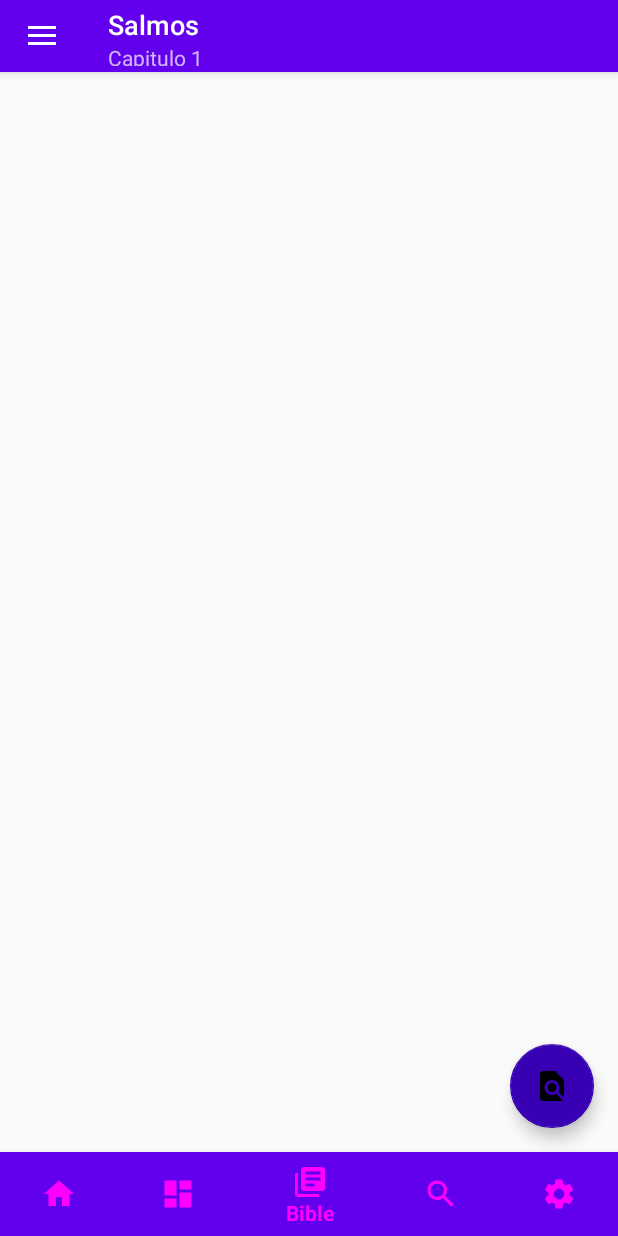
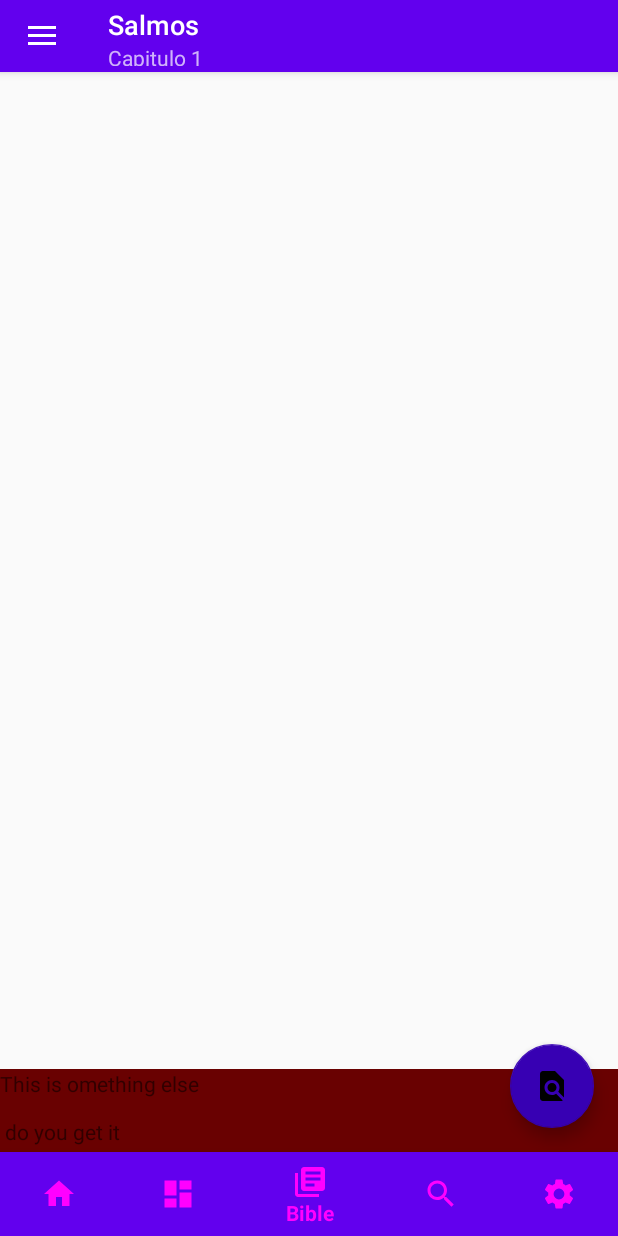
Before and after one commit to michaelzap94/lasantabiblia, an Android app: the screen it shows after launch (Bible), item 3 of the bottom bar chosen, on a phone screen of 412 x 824 dp. Run offline under Robolectric (Android 15) with nearby library versions, the light colour scheme and no system bars; 1 statement that could not run was skipped.

Commit message:
unfinished bottom sheet

```diff
--- /dev/null
+++ b/app/src/main/res/layout/bottom_sheet.xml
@@ -0,0 +1,46 @@
+<?xml version="1.0" encoding="utf-8"?>
+<!--<GridView xmlns:android="http://schemas.android.com/apk/res/android"-->
+<!--    xmlns:app="http://schemas.android.com/apk/res-auto"-->
+<!--    android:id="@+id/bottom_sheet_nestedscrollview"-->
+<!--    android:numColumns="3"-->
+<!--    android:gravity="center"-->
+<!--    android:columnWidth="50dp"-->
+<!--    android:stretchMode="columnWidth"-->
+<!--    app:behavior_hideable="true"-->
+<!--    app:behavior_peekHeight="55dp"-->
+<!--    android:background="#690101"-->
+<!--    app:layout_behavior="@string/bottom_sheet_behavior"-->
+<!--    android:layout_width="match_parent"-->
+<!--    android:layout_height="500dp">-->
+<!--    <com.google.android.material.button.MaterialButton-->
+<!--        style="@style/Widget.MaterialComponents.ExtendedFloatingActionButton"-->
+<!--        app:cornerRadius="28dp"-->
+<!--        android:layout_width="56dp"-->
+<!--        android:layout_height="56dp"-->
+<!--        android:text="1" />-->
+
+<!--</GridView>-->
+<androidx.core.widget.NestedScrollView
+    android:id="@+id/bottom_sheet_nestedscrollview"
+    xmlns:android="http://schemas.android.com/apk/res/android"
+    xmlns:app="http://schemas.android.com/apk/res-auto"
+    android:layout_height="500dp"
+    android:layout_width="match_parent"
+    app:behavior_hideable="true"
+    app:behavior_peekHeight="55dp"
+    android:background="#690101"
+    app:layout_behavior="@string/bottom_sheet_behavior">
+
+
+    <TextView
+        android:id="@+id/bottom_sheet_textview"
+        android:layout_width="match_parent"
+        android:layout_height="match_parent"
+        android:text="This is omething else \n\n do you get it" />
+<!--    <com.google.android.material.button.MaterialButton-->
+<!--        style="@style/Widget.MaterialComponents.ExtendedFloatingActionButton"-->
+<!--        app:cornerRadius="28dp"-->
+<!--        android:layout_width="56dp"-->
+<!--        android:layout_height="56dp"-->
+<!--        android:text="1" />-->
+</androidx.core.widget.NestedScrollView>
--- a/app/src/main/res/layout/verses_fragment.xml
+++ b/app/src/main/res/layout/verses_fragment.xml
@@ -1,17 +1,46 @@
 <?xml version="1.0" encoding="utf-8"?>
-<androidx.constraintlayout.widget.ConstraintLayout xmlns:android="http://schemas.android.com/apk/res/android"
+<androidx.coordinatorlayout.widget.CoordinatorLayout
+    android:layout_width="match_parent"
+    android:layout_height="match_parent"
     xmlns:app="http://schemas.android.com/apk/res-auto"
-    xmlns:tools="http://schemas.android.com/tools"
-    android:id="@+id/constraintLayout"
-    android:layout_width="match_parent"
-    android:layout_height="match_parent">
+    xmlns:android="http://schemas.android.com/apk/res/android">
         <androidx.recyclerview.widget.RecyclerView
             android:id="@+id/verses_list_view"
-            android:layout_width="0dp"
-            android:layout_height="0dp"
+            android:layout_width="match_parent"
+            android:layout_height="match_parent"
             android:clickable="true"
-            app:layout_constraintBottom_toBottomOf="parent"
-            app:layout_constraintEnd_toEndOf="parent"
-            app:layout_constraintStart_toStartOf="parent"
-            app:layout_constraintTop_toTopOf="parent" />
-</androidx.constraintlayout.widget.ConstraintLayout>
+            android:focusable="true" />
+
+        <include layout="@layout/bottom_sheet" />
+</androidx.coordinatorlayout.widget.CoordinatorLayout>
+
+
+    <!--<?xml version="1.0" encoding="utf-8"?>-->
+    <!--<androidx.constraintlayout.widget.ConstraintLayout xmlns:android="http://schemas.android.com/apk/res/android"-->
+    <!--    xmlns:app="http://schemas.android.com/apk/res-auto"-->
+    <!--    xmlns:tools="http://schemas.android.com/tools"-->
+    <!--    android:id="@+id/constraintLayout"-->
+    <!--    android:layout_width="match_parent"-->
+    <!--    android:layout_height="match_parent">-->
+    <!--        <androidx.recyclerview.widget.RecyclerView-->
+    <!--            android:id="@+id/verses_list_view"-->
+    <!--            android:layout_width="0dp"-->
+    <!--            android:layout_height="0dp"-->
+    <!--            android:clickable="true"-->
+    <!--            app:layout_constraintBottom_toBottomOf="parent"-->
+    <!--            app:layout_constraintEnd_toEndOf="parent"-->
+    <!--            app:layout_constraintStart_toStartOf="parent"-->
+    <!--            app:layout_constraintTop_toTopOf="parent"-->
+    <!--            android:focusable="true" />-->
+
+    <!--        <androidx.coordinatorlayout.widget.CoordinatorLayout-->
+    <!--            android:layout_width="match_parent"-->
+    <!--            android:layout_height="wrap_content"-->
+    <!--            app:layout_constraintBottom_toBottomOf="parent"-->
+    <!--            app:layout_constraintEnd_toEndOf="parent"-->
+    <!--            app:layout_constraintStart_toStartOf="parent"-->
+    <!--            app:layout_constraintTop_toBottomOf="@id/verses_list_view">-->
+
+    <!--                <include layout="@layout/bottom_sheet" />-->
+    <!--        </androidx.coordinatorlayout.widget.CoordinatorLayout>-->
+    <!--</androidx.constraintlayout.widget.ConstraintLayout>-->
```
Also changed, not shown: app/src/main/java/com/michaelzap94/santabiblia/fragments/ui/tabVerses/VersesFragment.java (+39 -1 lines).
